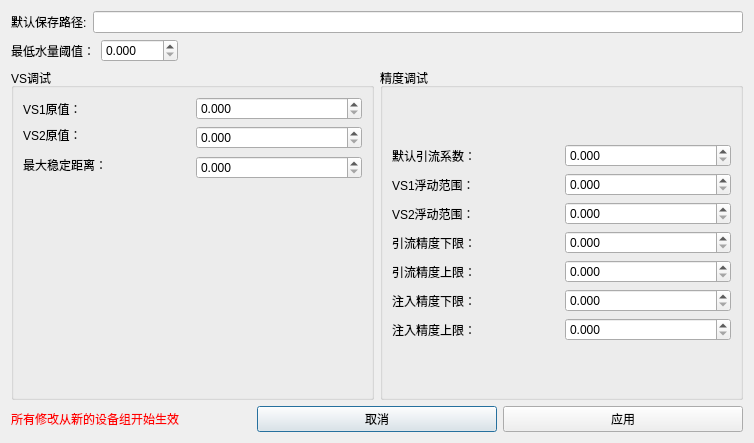
First picture: the form in setting.ui, repository hooray1998/PCSoftware, before the edit.
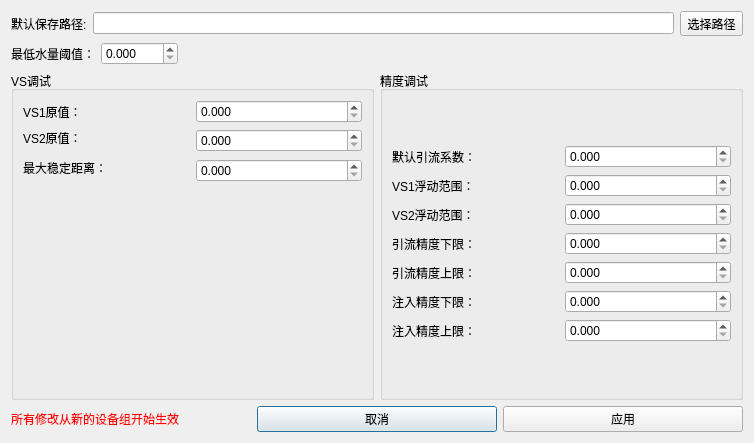
Second picture: the form after the edit.

Patch:
```diff
--- a/setting.ui
+++ b/setting.ui
@@ -26,6 +26,13 @@
      <item>
       <widget class="QLineEdit" name="lineEdit"/>
      </item>
+     <item>
+      <widget class="QToolButton" name="toolButton">
+       <property name="text">
+        <string>选择路径</string>
+       </property>
+      </widget>
+     </item>
     </layout>
    </item>
    <item>
```
